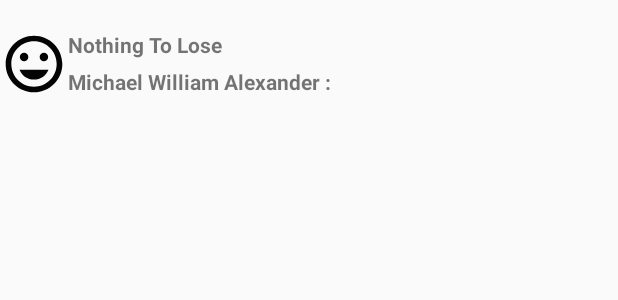
After one commit to michaelwilliamalexander/Pr_Prog_Andro, an Android app: the layout home_recycle.xml on its own in the app's theme, with its tools: preview values and no code run, on a phone screen of 412 x 824 dp. The commit adds this screen. Shown: the top 300 px of the screen. Run offline under Robolectric (Android 15) with nearby library versions, the phone set to English and light mode, and no system bars.

Commit message:
Testing Recycleview

```diff
--- a/app/build.gradle
+++ b/app/build.gradle
@@ -23,6 +23,7 @@ dependencies {
     implementation fileTree(dir: 'libs', include: ['*.jar'])
     implementation 'androidx.appcompat:appcompat:1.0.2'
     implementation 'androidx.constraintlayout:constraintlayout:1.1.3'
+    implementation 'com.android.support:recyclerview-v7:28.0.0'
     implementation 'androidx.lifecycle:lifecycle-extensions:2.1.0'
     testImplementation 'junit:junit:4.12'
     androidTestImplementation 'androidx.test:runner:1.2.0'
--- /dev/null
+++ b/app/src/main/res/drawable/ic_home_white.xml
@@ -0,0 +1,5 @@
+<vector android:height="24dp" android:tint="#FFFFFF"
+    android:viewportHeight="24.0" android:viewportWidth="24.0"
+    android:width="24dp" xmlns:android="http://schemas.android.com/apk/res/android">
+    <path android:fillColor="#F0FFFF" android:pathData="M10,20v-6h4v6h5v-8h3L12,3 2,12h3v8z"/>
+</vector>
--- /dev/null
+++ b/app/src/main/res/drawable/ic_info_qhite.xml
@@ -0,0 +1,5 @@
+<vector android:height="24dp" android:tint="#FFFFFF"
+    android:viewportHeight="24.0" android:viewportWidth="24.0"
+    android:width="24dp" xmlns:android="http://schemas.android.com/apk/res/android">
+    <path android:fillColor="#F0FFFF" android:pathData="M12,2C6.48,2 2,6.48 2,12s4.48,10 10,10 10,-4.48 10,-10S17.52,2 12,2zM13,17h-2v-6h2v6zM13,9h-2L11,7h2v2z"/>
+</vector>
--- /dev/null
+++ b/app/src/main/res/drawable/ic_insert_smile.xml
@@ -0,0 +1,5 @@
+<vector android:height="24dp" android:tint="#040404"
+    android:viewportHeight="24.0" android:viewportWidth="24.0"
+    android:width="24dp" xmlns:android="http://schemas.android.com/apk/res/android">
+    <path android:fillColor="#FF000000" android:pathData="M11.99,2C6.47,2 2,6.48 2,12s4.47,10 9.99,10C17.52,22 22,17.52 22,12S17.52,2 11.99,2zM12,20c-4.42,0 -8,-3.58 -8,-8s3.58,-8 8,-8 8,3.58 8,8 -3.58,8 -8,8zM15.5,11c0.83,0 1.5,-0.67 1.5,-1.5S16.33,8 15.5,8 14,8.67 14,9.5s0.67,1.5 1.5,1.5zM8.5,11c0.83,0 1.5,-0.67 1.5,-1.5S9.33,8 8.5,8 7,8.67 7,9.5 7.67,11 8.5,11zM12,17.5c2.33,0 4.31,-1.46 5.11,-3.5L6.89,14c0.8,2.04 2.78,3.5 5.11,3.5z"/>
+</vector>
--- /dev/null
+++ b/app/src/main/res/layout/home_recycle.xml
@@ -0,0 +1,51 @@
+<?xml version="1.0" encoding="utf-8"?>
+<LinearLayout xmlns:android="http://schemas.android.com/apk/res/android"
+    xmlns:tools="http://schemas.android.com/tools"
+    xmlns:app="http://schemas.android.com/apk/res-auto"
+    android:orientation="horizontal"
+    android:layout_width="match_parent"
+    android:layout_height="wrap_content"
+    android:id="@+id/tempt">
+
+    <ImageView
+        android:layout_marginTop="20dp"
+        android:id="@+id/gamabrIcon"
+        android:layout_width="45dp"
+        android:layout_height="45dp"
+        android:src="@drawable/ic_insert_smile"
+        />
+    <ScrollView
+        android:id="@+id/scroll"
+        android:layout_width="wrap_content"
+        android:layout_height="wrap_content"
+        android:layout_below="@+id/tempt"
+        tools:layout_editor_absoluteX="42dp"
+        tools:layout_editor_absoluteY="175dp">
+
+            <LinearLayout
+                android:layout_width="wrap_content"
+                android:layout_height="wrap_content"
+                android:layout_below="@+id/tempt"
+                android:orientation="vertical">
+
+                <TextView
+                    android:layout_marginTop="20dp"
+                    android:id="@+id/judul"
+                    android:layout_width="wrap_content"
+                    android:layout_height="wrap_content"
+                    android:textStyle="bold"
+                    android:text="Nothing To Lose "
+                     />
+
+                <TextView
+                    android:id="@+id/nama"
+                    android:layout_width="wrap_content"
+                    android:layout_height="wrap_content"
+                    android:layout_marginTop="5dp"
+                    android:text="Michael William Alexander : "
+                    android:textStyle="bold" />
+            </LinearLayout>
+
+    </ScrollView>
+
+</LinearLayout>
```
Also changed, not shown: app/src/main/java/com/example/logins/Home.java (+21 -0 lines), app/src/main/java/com/example/logins/HomeActivity.java (+4 -6 lines), app/src/main/java/com/example/logins/HomeRecycle.java (added, +36 -0 lines), app/src/main/java/com/example/logins/RecycleAdapter.java (added, +62 -0 lines), app/src/main/res/drawable/textview_border.xml (added, +8 -0 lines), app/src/main/res/layout/activity_home.xml (+15 -17 lines), app/src/main/res/layout/fragment_home_activity.xml (+4 -14 lines).
